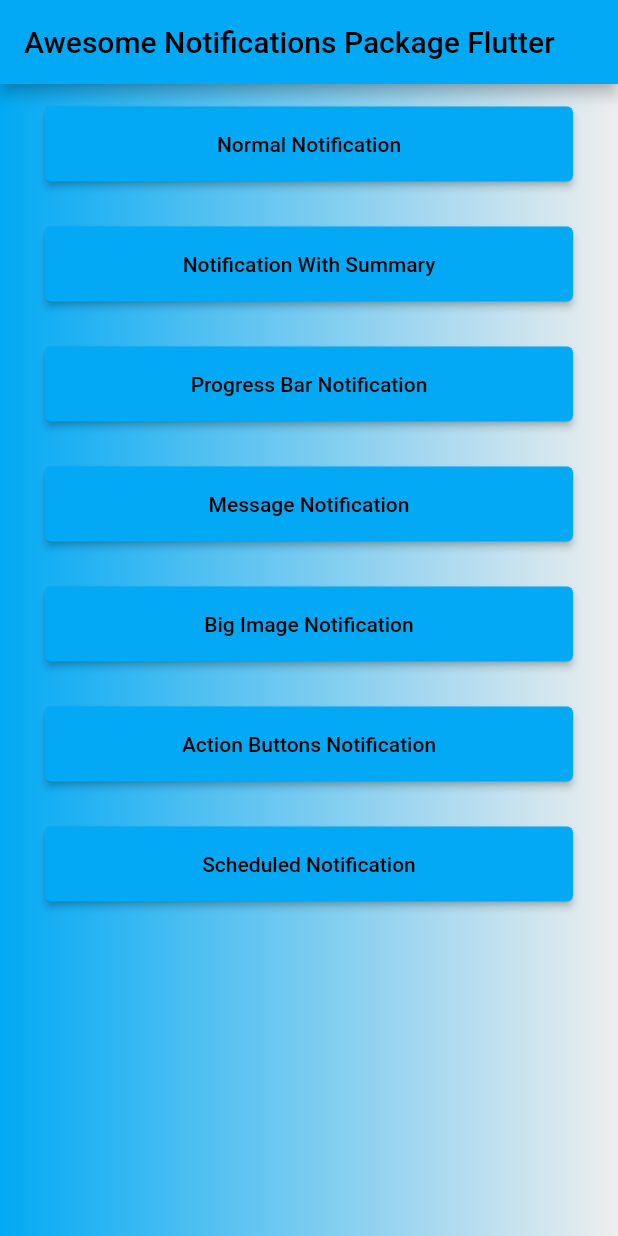
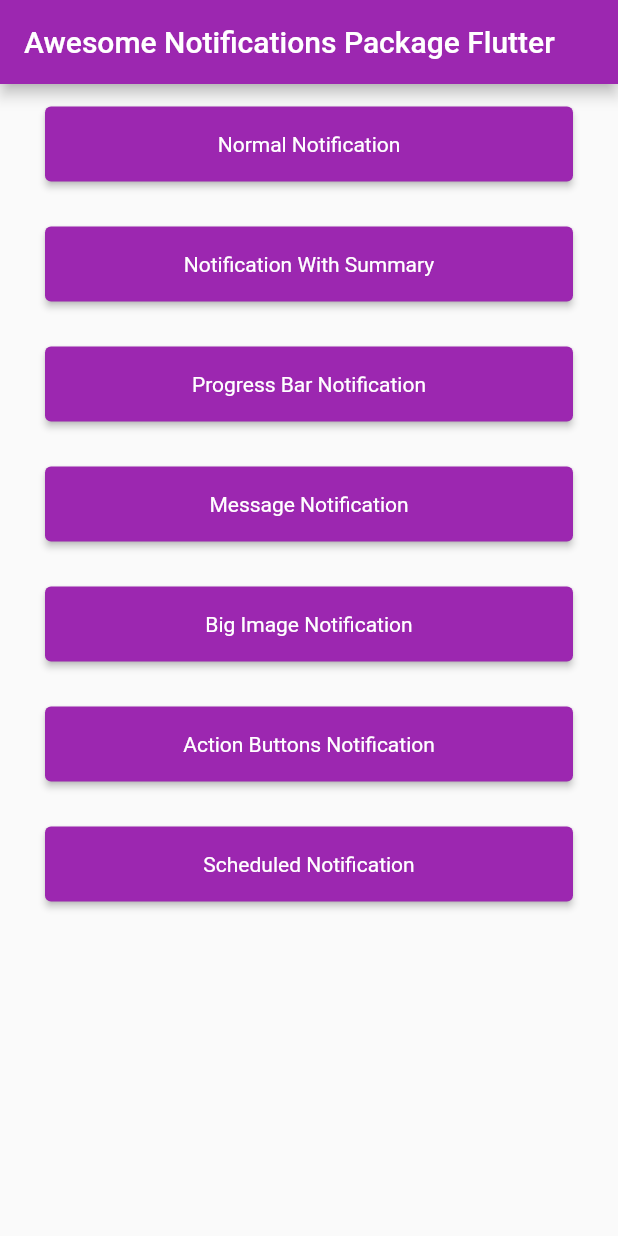
Before and after one commit to MuhammadBilalAkbar/awesome_notifications_package_flutter, a Flutter app: the screen it shows after launch, on a phone screen of 412 x 824 dp. Run offline on Flutter 3.47's test engine with Material 2 defaults, Android fonts, the phone set to English and light mode, and no system bars; our stand-ins replace awesome_notifications.

Commit message:
Initial commit

```diff
--- a/lib/main.dart
+++ b/lib/main.dart
@@ -17,7 +17,7 @@
         title: 'Awesome Notifications Package Flutter',
         debugShowCheckedModeBanner: false,
         theme: ThemeData(
-          primarySwatch: Colors.lightBlue,
+          primarySwatch: Colors.purple,
         ),
         home: const HomeScreen(title: 'Awesome Notifications Package Flutter'),
       );
--- a/lib/screens/home_screen.dart
+++ b/lib/screens/home_screen.dart
@@ -17,8 +17,8 @@
 class _HomeScreenState extends State<HomeScreen> {
   @override
   void initState() {
+    super.initState();
     NotificationService.setListeners(context);
-    super.initState();
   }
 
   @override
@@ -27,15 +27,6 @@
           title: Text(widget.title),
         ),
         body: Center(
-          child: Container(
-            decoration: BoxDecoration(
-              gradient: LinearGradient(
-                colors: [
-                  Theme.of(context).primaryColor,
-                  Colors.grey[200]!,
-                ],
-              ),
-            ),
           child: Column(
             mainAxisAlignment: MainAxisAlignment.start,
             crossAxisAlignment: CrossAxisAlignment.center,
@@ -121,6 +112,5 @@
             ],
           ),
         ),
-        ),
       );
 }
--- a/lib/services/notification_services.dart
+++ b/lib/services/notification_services.dart
@@ -13,7 +13,7 @@
       [
         NotificationChannel(
           channelGroupKey: 'basic_channel_group',
-          channelKey: 'basic_channel',
+          channelKey: 'basic_channel_group',
           channelName: 'Basic notifications',
           channelDescription: 'Notification channel for basic tests',
           defaultColor: const Color(0xFF9D50DD),
@@ -34,7 +34,6 @@
           channelGroupName: 'Basic group',
         ),
       ],
-      debug: true,
     );
 
     await AwesomeNotifications().isNotificationAllowed().then(
--- a/lib/widgets/notification_button.dart
+++ b/lib/widgets/notification_button.dart
@@ -24,6 +24,7 @@
             style: ElevatedButton.styleFrom(
               shadowColor: Theme.of(context).shadowColor,
               backgroundColor: Theme.of(context).primaryColor,
+              textStyle: const TextStyle(color: Colors.white),
             ),
             child: Text(text),
           ),
```
Also changed, not shown: pubspec.lock, 3 other files. Lines whose indentation alone changed are shown as unchanged.
